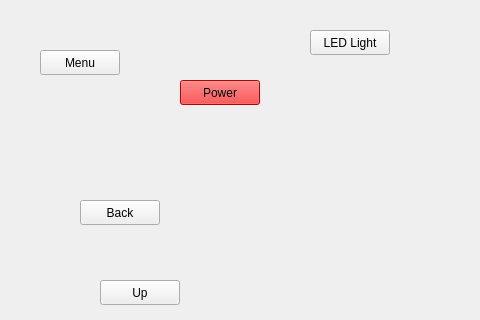
Above: final/mainwindow.ui from winters21/heartwave before the change; both pictures show x 0 to 480 and y 0 to 320 of the 800 by 600 pixel window. Below: the same form after it.
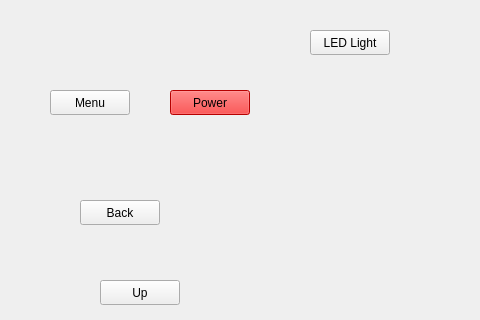
That is the form after the change.

What changed in the file:
```diff
--- a/final/mainwindow.ui
+++ b/final/mainwindow.ui
@@ -17,8 +17,8 @@
    <widget class="QPushButton" name="pushButton">
     <property name="geometry">
      <rect>
-      <x>180</x>
-      <y>80</y>
+      <x>170</x>
+      <y>90</y>
       <width>80</width>
       <height>25</height>
      </rect>
@@ -33,8 +33,8 @@
    <widget class="QPushButton" name="pushButton_2">
     <property name="geometry">
      <rect>
-      <x>40</x>
-      <y>50</y>
+      <x>50</x>
+      <y>90</y>
       <width>80</width>
       <height>25</height>
      </rect>
```
